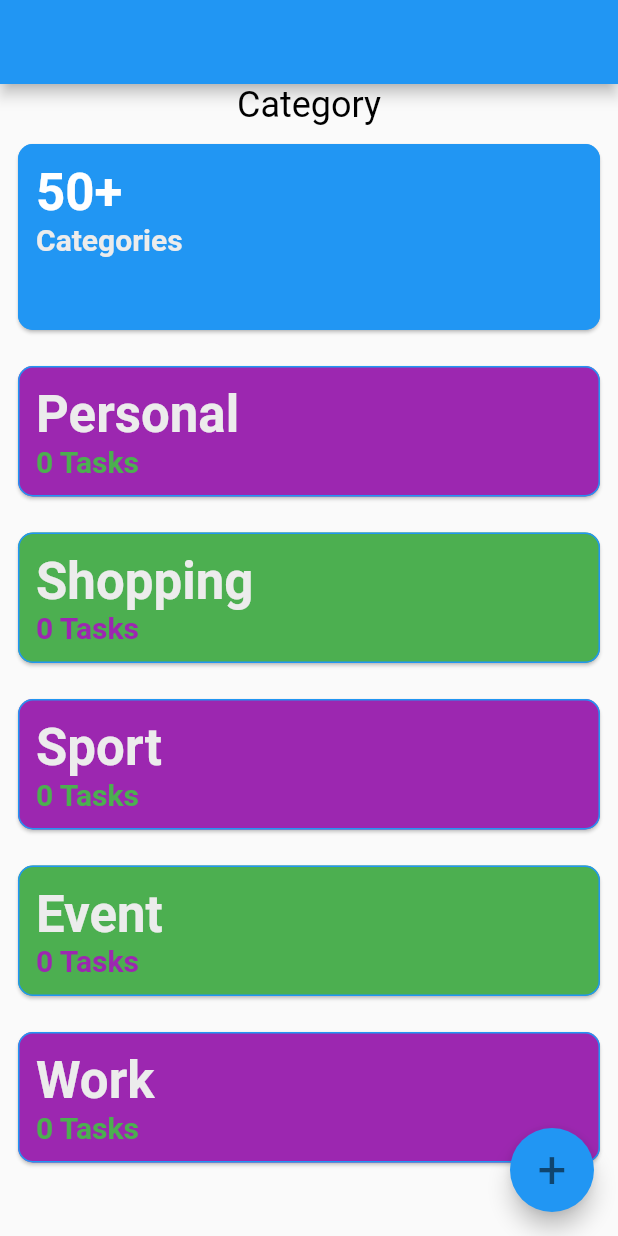
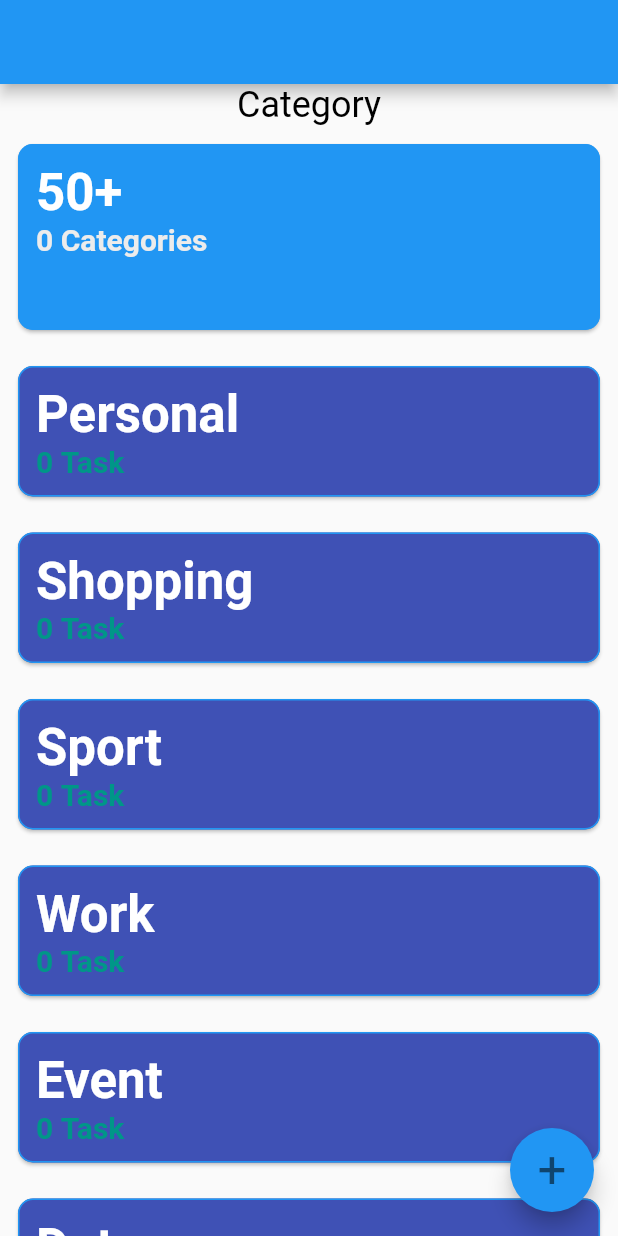
Before and after one commit to yuksi-root/first_flutter_project, a Flutter app: the screen it shows after launch, on a phone screen of 412 x 824 dp. Run offline on Flutter 3.47's test engine with Material 2 defaults, Android fonts, the phone set to English and light mode, and no system bars.

Commit message:
add categories model  and listView builder

```diff
--- a/lib/components/card/categories_card.dart
+++ b/lib/components/card/categories_card.dart
@@ -1,5 +1,4 @@
 import 'package:first_flutter_project/constant/border_constant.dart';
-import 'package:first_flutter_project/constant/color_constant.dart';
 import 'package:first_flutter_project/constant/padding_constant.dart';
 import 'package:flutter/material.dart';
 
@@ -7,15 +6,17 @@ class CategoriesCard extends StatelessWidget {
   final String name;
   final String body;
   final Color cardColor;
-  final Color textTitle;
-  final Color textTask;
+  final Color textTitleColor;
+  final Color textTaskColor;
+  final int value;
   const CategoriesCard(
       {Key? key,
       required this.name,
       required this.body,
       required this.cardColor,
-      required this.textTitle,
-      required this.textTask})
+      required this.textTitleColor,
+      required this.textTaskColor,
+      required this.value})
       : super(key: key);
   @override
   Widget build(BuildContext context) {
@@ -39,8 +40,15 @@ class CategoriesCard extends StatelessWidget {
   Column buildColumnTexts(BuildContext context) {
     return Column(
       crossAxisAlignment: CrossAxisAlignment.start,
+      children: [buildTextName(context), buildRowTexts(context)],
+    );
+  }
+
+  Row buildRowTexts(BuildContext context) {
+    return Row(
+      crossAxisAlignment: CrossAxisAlignment.start,
       children: [
-        buildTextName(context),
+        buildTextValue(context),
         buildTextBody(context),
       ],
     );
@@ -51,12 +59,21 @@ class CategoriesCard extends StatelessWidget {
         style: Theme.of(context)
             .textTheme
             .headline4
-            ?.copyWith(color: textTitle, fontWeight: FontWeight.bold));
+            ?.copyWith(color: textTitleColor, fontWeight: FontWeight.bold));
   }
 
-  Text buildTextBody(BuildContext context) => Text(body,
+  Padding buildTextBody(BuildContext context) => Padding(
+        padding: const EdgeInsets.only(left: 5),
+        child: Text(body,
+            style: Theme.of(context)
+                .textTheme
+                .headline6
+                ?.copyWith(color: textTaskColor, fontWeight: FontWeight.bold)),
+      );
+
+  Text buildTextValue(BuildContext context) => Text(value.toString(),
       style: Theme.of(context)
           .textTheme
           .headline6
-          ?.copyWith(color: textTask, fontWeight: FontWeight.bold));
+          ?.copyWith(color: textTaskColor, fontWeight: FontWeight.bold));
 }
--- /dev/null
+++ b/lib/view/categories/categories_model.dart
@@ -0,0 +1,17 @@
+import 'package:flutter/material.dart';
+
+class Category {
+  final String name;
+  final String body;
+  final Color cardColor;
+  final Color textTitleColor;
+  final Color textTaskColor;
+  int value;
+  Category(
+      {required this.name,
+      required this.body,
+      required this.cardColor,
+      required this.textTitleColor,
+      required this.textTaskColor,
+      required this.value});
+}
--- /dev/null
+++ b/lib/view/categories/categories_values.dart
@@ -0,0 +1,52 @@
+import 'package:first_flutter_project/view/categories/categories_model.dart';
+
+import 'package:flutter/material.dart';
+
+class CategoriesValues {
+  static List<Category> getAllCategories() {
+    return [
+      Category(
+          name: "Personal",
+          body: "Task",
+          cardColor: Colors.purple,
+          textTitleColor: Colors.white,
+          textTaskColor: Colors.red,
+          value: 0),
+      Category(
+          name: "Shopping",
+          body: "Task",
+          cardColor: Colors.teal,
+          textTitleColor: Colors.white,
+          textTaskColor: Colors.red,
+          value: 0),
+      Category(
+          name: "Sport",
+          body: "Task",
+          cardColor: Colors.purple,
+          textTitleColor: Colors.white,
+          textTaskColor: Colors.red,
+          value: 0),
+      Category(
+          name: "Work",
+          body: "Task",
+          cardColor: Colors.teal,
+          textTitleColor: Colors.white,
+          textTaskColor: Colors.red,
+          value: 0),
+      Category(
+          name: "Event",
+          body: "Task",
+          cardColor: Colors.purple,
+          textTitleColor: Colors.white,
+          textTaskColor: Colors.red,
+          value: 0),
+      Category(
+          name: "Date",
+          body: "Task",
+          cardColor: Colors.teal,
+          textTitleColor: Colors.white,
+          textTaskColor: Colors.red,
+          value: 0)
+    ];
+  }
+}
--- a/lib/view/home/home_view.dart
+++ b/lib/view/home/home_view.dart
@@ -1,6 +1,9 @@
 import 'package:first_flutter_project/components/card/categories_card.dart';
 import 'package:first_flutter_project/constant/color_constant.dart';
+import 'package:first_flutter_project/view/categories/categories_model.dart';
+import 'package:first_flutter_project/view/categories/categories_values.dart';
 import 'package:first_flutter_project/view/home/home_model.dart';
+
 import 'home_view_model.dart';
 import 'package:flutter/material.dart';
 
@@ -17,7 +20,8 @@ class _HomeViewState extends State<HomeView> {
 
   final HomeViewModel viewModel = HomeViewModel();
 
-  int value = 0;
+  List<Category> categories = CategoriesValues.getAllCategories();
+
   @override
   void initState() {
     super.initState();
@@ -25,14 +29,23 @@ class _HomeViewState extends State<HomeView> {
   }
 
   void _changeValue() {
-    value = viewModel.randomValue(value: 50);
+    categories.forEach((element) {
+      element.value = viewModel.randomValue(value: 30);
+    });
     setState(() {}); //update screen
   }
 
-  bool get isPrime => viewModel.isPrime(value);
-  bool get isEven => value.isEven;
-  Color get _primary => isPrime ? Colors.indigo : Colors.purple;
-  Color get _secondary => isEven ? Colors.green : Colors.teal;
+  Color _primarySetColor(int value) {
+    bool isPrime = viewModel.isPrime(value);
+    Color _primary = isPrime ? Colors.orange : Colors.teal;
+    return _primary;
+  }
+
+  Color _secondarySetColor(int value) {
+    bool isEven = value.isEven;
+    Color _secondary = isEven ? Colors.indigo : Colors.purple;
+    return _secondary;
+  }
 
   @override
   Widget build(BuildContext context) {
@@ -54,48 +67,27 @@ class _HomeViewState extends State<HomeView> {
           Expanded(
               flex: 1,
               child: CategoriesCard(
-                name: model.title,
-                body: model.description,
-                cardColor: Colors.blue,
-                textTitle: Colors.white,
-                textTask: ColorConstants.instance.white,
-              )),
+                  name: model.title,
+                  body: model.description,
+                  cardColor: Colors.blue,
+                  textTitleColor: Colors.white,
+                  textTaskColor: ColorConstants.instance.white,
+                  value: 0)),
           Expanded(
               flex: 4,
-              child: ListView(
-                children: [
-                  CategoriesCard(
-                      name: "Personal",
-                      body: "$value Tasks",
-                      cardColor: _primary,
-                      textTitle: ColorConstants.instance.white,
-                      textTask: _secondary),
-                  CategoriesCard(
-                      name: "Shopping",
-                      body: "$value Tasks",
-                      cardColor: _secondary,
-                      textTitle: ColorConstants.instance.white,
-                      textTask: _primary),
-                  CategoriesCard(
-                      name: "Sport",
-                      body: "$value Tasks",
-                      cardColor: _primary,
-                      textTitle: ColorConstants.instance.white,
-                      textTask: _secondary),
-                  CategoriesCard(
-                      name: "Event",
-                      body: "$value Tasks",
-                      cardColor: _secondary,
-                      textTitle: ColorConstants.instance.white,
-                      textTask: _primary),
-                  CategoriesCard(
-                      name: "Work",
-                      body: "$value Tasks",
-                      cardColor: _primary,
-                      textTitle: ColorConstants.instance.white,
-                      textTask: _secondary),
-                ],
-              ))
+              child: ListView.builder(
+                  itemCount: categories.length,
+                  itemBuilder: (BuildContext ctx, int i) {
+                    return Expanded(
+                        child: CategoriesCard(
+                      name: categories[i].name,
+                      body: categories[i].body,
+                      value: categories[i].value,
+                      cardColor: _secondarySetColor(categories[i].value),
+                      textTitleColor: categories[i].textTitleColor,
+                      textTaskColor: _primarySetColor(categories[i].value),
+                    ));
+                  }))
         ],
       ),
     );
```
